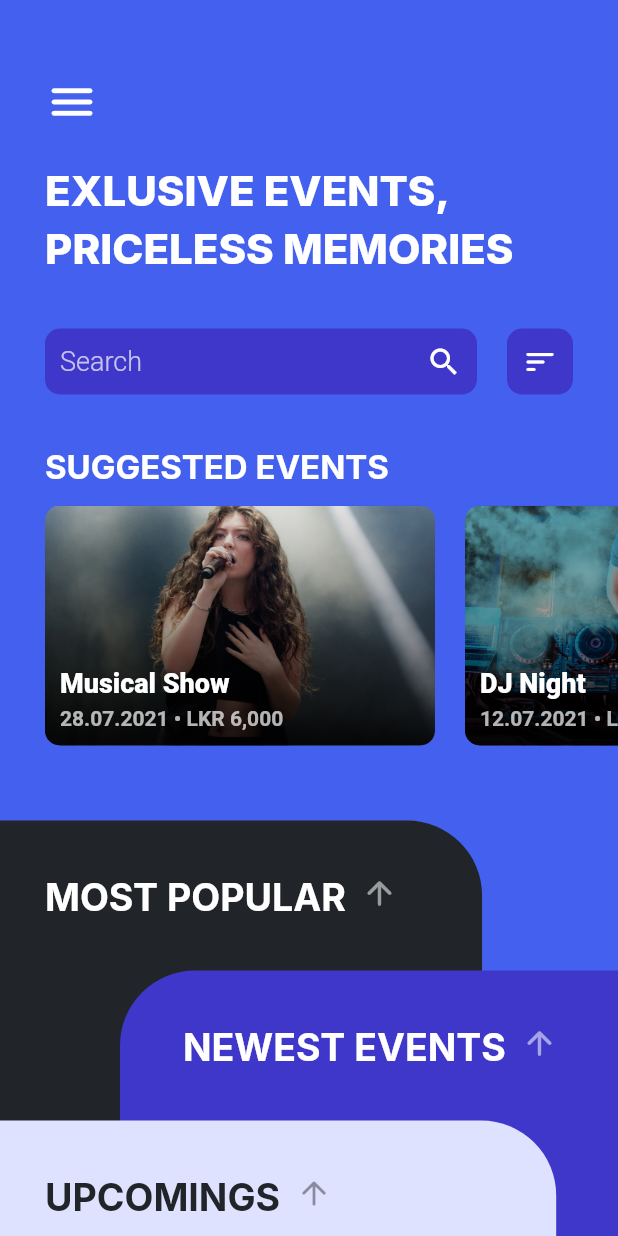
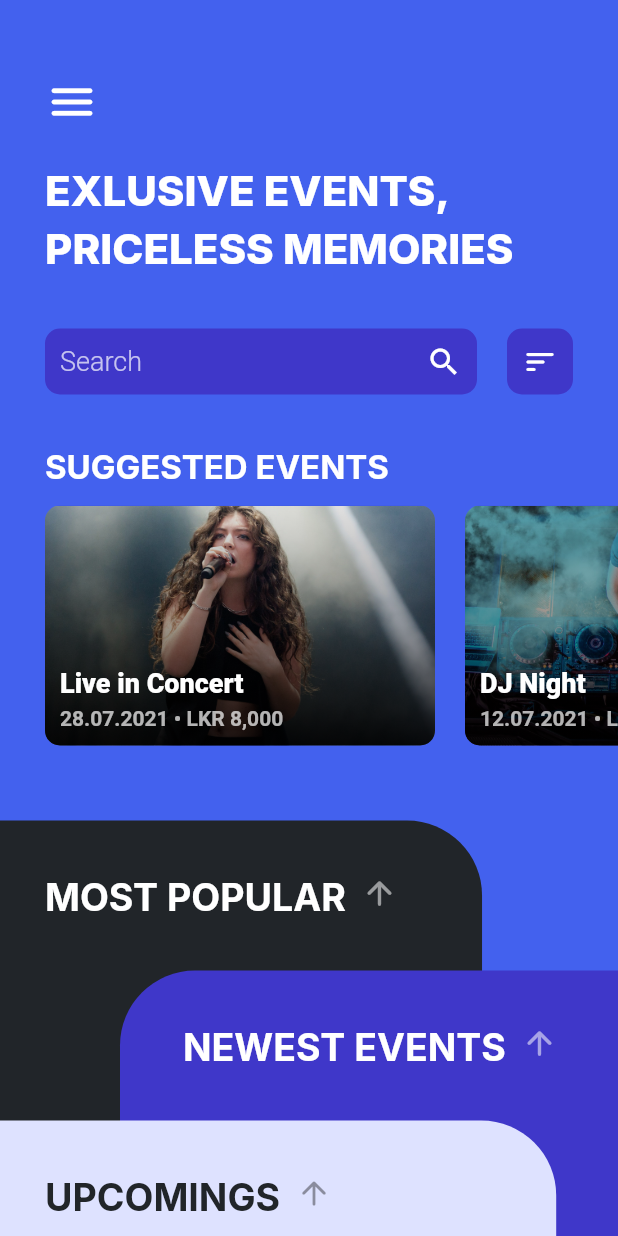
Before and after one commit to Thaanu2001/Events-App-Flutter, a Flutter app: the screen it shows after launch, on a phone screen of 412 x 824 dp. Run offline on Flutter 3.47's test engine with Material 2 defaults, Android fonts, the phone set to English and light mode, and no system bars; our stand-ins replace google_fonts.

Commit message:
Add events screen

```diff
--- a/lib/screens/home-screen.dart
+++ b/lib/screens/home-screen.dart
@@ -1,11 +1,26 @@
 import 'dart:ui';
 
+import 'package:events_app_flutter/screens/popular-events-screen.dart';
 import 'package:events_app_flutter/widgets/event-card.dart';
 import 'package:flutter/material.dart';
 import 'package:google_fonts/google_fonts.dart';
+import 'package:provider/provider.dart';
 
-class HomeScreen extends StatelessWidget {
+ValueNotifier<double> bottomCardMargin1 = ValueNotifier<double>(100);
+ValueNotifier<double> bottomCardMargin2 = ValueNotifier<double>(200);
+
+class HomeScreen extends StatefulWidget {
   const HomeScreen({Key? key}) : super(key: key);
+
+  @override
+  _HomeScreenState createState() => _HomeScreenState();
+}
+
+class _HomeScreenState extends State<HomeScreen> {
+  @override
+  void initState() {
+    super.initState();
+  }
 
   @override
   Widget build(BuildContext context) {
@@ -104,14 +119,20 @@ class HomeScreen extends StatelessWidget {
                   SizedBox(width: 30),
                   EventCard(
                     imageLocation: 'lib/assets/fav-event-2.jpg',
-                    eventName: 'Musical Show',
-                    eventDetails: '28.07.2021 • LKR 6,000',
+                    eventName: 'Live in Concert',
+                    eventDetails: '28.07.2021 • LKR 8,000',
                   ),
                   SizedBox(width: 20),
                   EventCard(
                     imageLocation: 'lib/assets/fav-event-1.jpg',
                     eventName: 'DJ Night',
                     eventDetails: '12.07.2021 • LKR 4,000',
+                  ),
+                  SizedBox(width: 20),
+                  EventCard(
+                    imageLocation: 'lib/assets/event-3.jpg',
+                    eventName: 'DJ Night',
+                    eventDetails: '12.08.2021 • LKR 6,000',
                   ),
                   SizedBox(width: 30),
                 ],
@@ -123,7 +144,33 @@ class HomeScreen extends StatelessWidget {
               child: Stack(
                 children: [
                   //* Popular Events Card
-                  Container(
+                  Hero(
+                    tag: 'card',
+                    child: GestureDetector(
+                      onHorizontalDragStart: (details) {
+                        print('Tapped');
+
+                        setState(() {
+                          bottomCardMargin1.value = 500;
+                          bottomCardMargin2.value = 500;
+                        });
+
+                        Future.delayed(Duration(milliseconds: 100), () {
+                          Navigator.of(context).push(
+                            PageRouteBuilder(
+                              pageBuilder:
+                                  (context, animation, secondaryAnimation) {
+                                return ListenableProvider(
+                                  create: (context) => animation,
+                                  child: PopularEventsScreen(),
+                                );
+                              },
+                              transitionDuration: Duration(milliseconds: 400),
+                            ),
+                          );
+                        });
+                      },
+                      child: Container(
                         width: MediaQuery.of(context).size.width * 0.78,
                         height: double.infinity,
                         padding: EdgeInsets.fromLTRB(30, 36, 0, 0),
@@ -133,16 +180,18 @@ class HomeScreen extends StatelessWidget {
                             topRight: Radius.circular(50),
                           ),
                         ),
-                    child: InkWell(
                         child: Row(
                           crossAxisAlignment: CrossAxisAlignment.start,
                           children: [
-                          Text(
+                            Material(
+                              color: Colors.transparent,
+                              child: Text(
                                 'MOST POPULAR',
                                 style: GoogleFonts.inter(
                                   color: Colors.white,
                                   fontSize: 25,
                                   fontWeight: FontWeight.w700,
+                                ),
                               ),
                             ),
                             SizedBox(width: 10),
@@ -153,15 +202,19 @@ class HomeScreen extends StatelessWidget {
                             )
                           ],
                         ),
-                      onTap: () {
-                        print('Tapped');
-                      },
+                      ),
                     ),
                   ),
                   //* Newest Events Card
-                  Container(
+                  ValueListenableBuilder<double>(
+                      valueListenable: bottomCardMargin1,
+                      builder: (BuildContext context, double bottomCardMargin1,
+                          child) {
+                        return AnimatedContainer(
+                          duration: Duration(milliseconds: 200),
                           height: double.infinity,
-                    margin: EdgeInsets.fromLTRB(80, 100, 0, 0),
+                          margin:
+                              EdgeInsets.fromLTRB(80, bottomCardMargin1, 0, 0),
                           padding: EdgeInsets.fromLTRB(42, 36, 0, 0),
                           decoration: BoxDecoration(
                             color: Color(0xff3f37c9),
@@ -188,11 +241,18 @@ class HomeScreen extends StatelessWidget {
                               )
                             ],
                           ),
-                  ),
+                        );
+                      }),
                   //* Upcoming Events
-                  Container(
+                  ValueListenableBuilder<double>(
+                      valueListenable: bottomCardMargin2,
+                      builder: (BuildContext context, double bottomCardMargin2,
+                          child) {
+                        return AnimatedContainer(
+                          duration: Duration(milliseconds: 200),
                           height: double.infinity,
-                    margin: EdgeInsets.fromLTRB(0, 200, 0, 0),
+                          margin:
+                              EdgeInsets.fromLTRB(0, bottomCardMargin2, 0, 0),
                           padding: EdgeInsets.fromLTRB(30, 36, 0, 0),
                           width: MediaQuery.of(context).size.width * 0.9,
                           decoration: BoxDecoration(
@@ -220,7 +280,8 @@ class HomeScreen extends StatelessWidget {
                               )
                             ],
                           ),
-                  ),
+                        );
+                      }),
                 ],
               ),
             ),
--- a/pubspec.yaml
+++ b/pubspec.yaml
@@ -24,6 +24,7 @@ dependencies:
   flutter:
     sdk: flutter
   google_fonts: ^2.1.0
+  provider: ^5.0.0
 
 
   # The following adds the Cupertino Icons font to your application.
```
Also changed, not shown: lib/screens/popular-events-screen.dart (added, +114 -0 lines), lib/widgets/animated-widgets.dart (added, +52 -0 lines), lib/widgets/full-event-card.dart (added, +101 -0 lines), lib/assets/event-1.jpg (added), lib/assets/event-2.jpg (added), lib/assets/event-3.jpg (added), pubspec.lock. Lines whose indentation alone changed are shown as unchanged.
